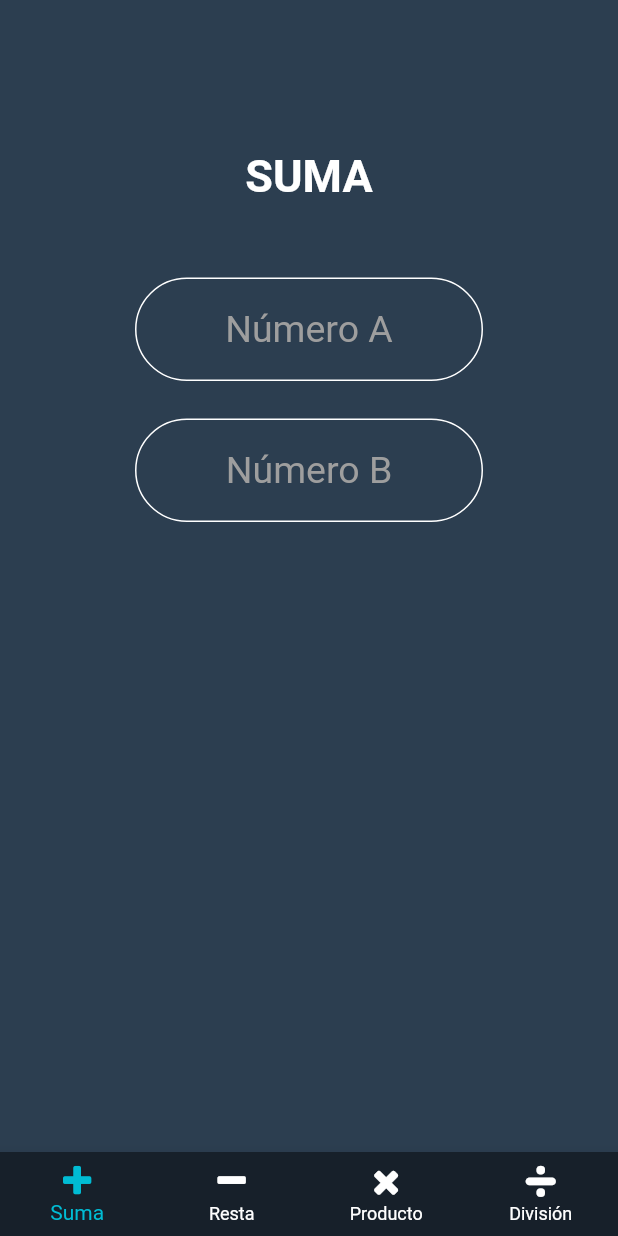
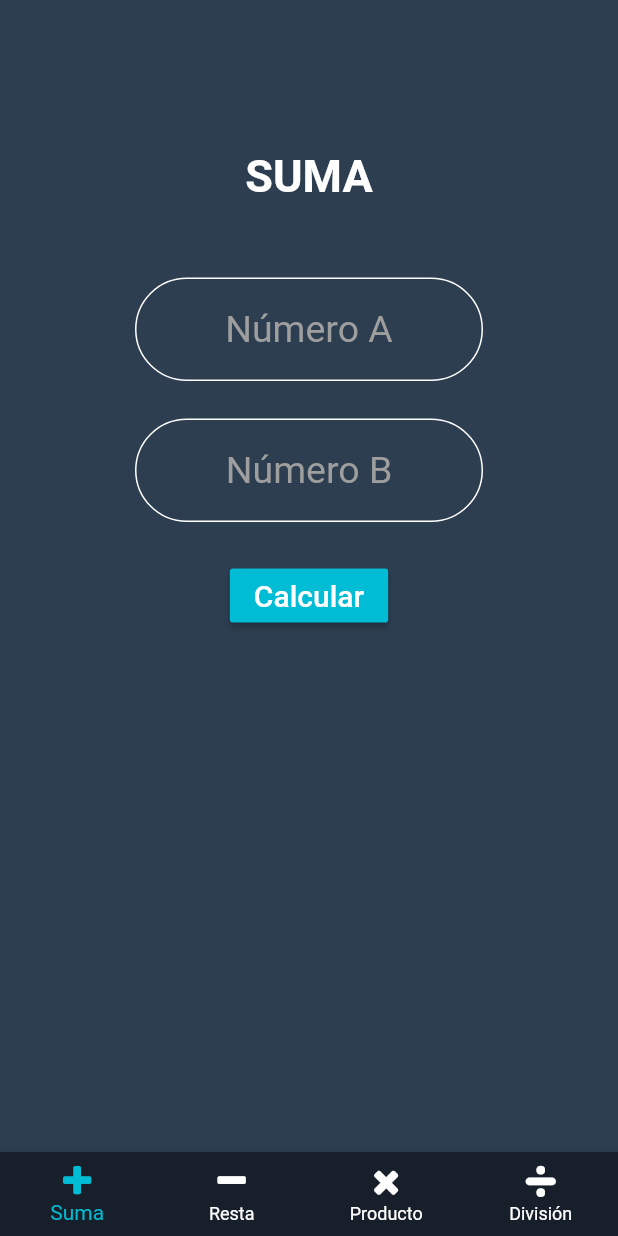
Before and after one commit to robert-barahona/Operaciones, a Flutter app: the screen it shows after launch, on a phone screen of 412 x 824 dp. Run offline on Flutter 3.47's test engine with Material 2 defaults, Android fonts, the phone set to English and light mode, and no system bars.

Commit message:
Added 'Calculate' button

```diff
--- a/lib/main.dart
+++ b/lib/main.dart
@@ -34,6 +34,10 @@ class _MyAppState extends State<MyApp> {
     });
   }
 
+  void calculateOperation(){
+
+  }
+
   @override
   Widget build(BuildContext context) {
     return MaterialApp(
@@ -49,6 +53,17 @@ class _MyAppState extends State<MyApp> {
                 ),
                 InputNumber(txt: 'Número A', number: _number1),
                 InputNumber(txt: 'Número B', number: _number2),
+                Container(
+                  child: RaisedButton(
+                    color: Colors.cyan,
+                    highlightColor: Colors.cyan[100],
+                    onPressed: calculateOperation,
+                    child: Text(
+                      'Calcular',
+                      style: TextStyle(color: Colors.white, fontSize: 20),
+                    ),
+                  ),
+                )
               ],
             ),
           ),
```
